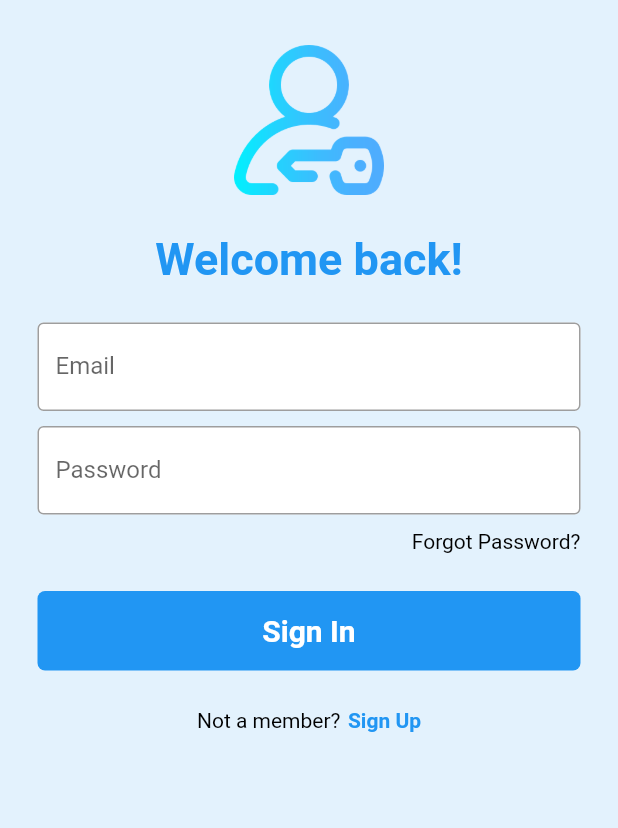
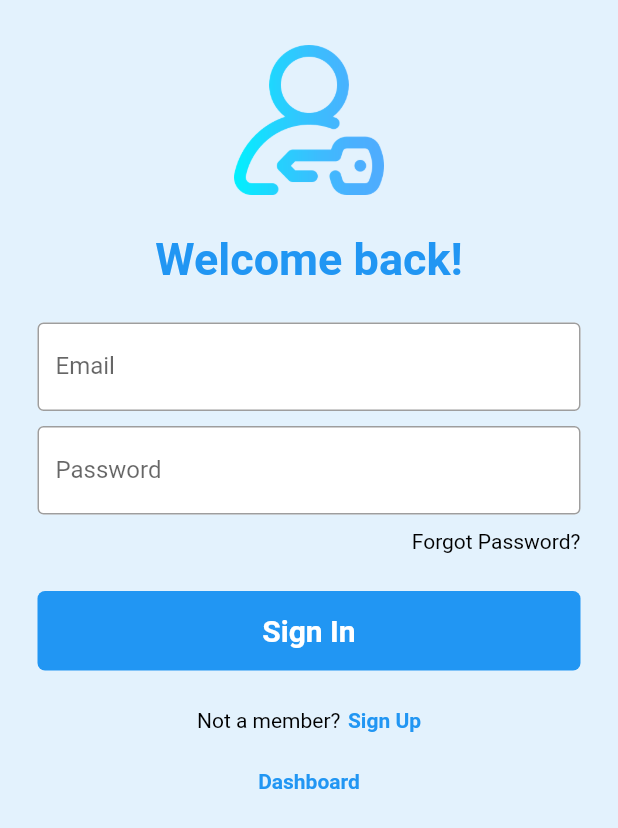
Before and after one commit to chamikacme/flutter-product-management-system-app, a Flutter app: the screen it shows after launch, after a tap on "Sign In", on a phone screen of 412 x 824 dp. Shown: the top 828 px of the screen. Run offline on Flutter 3.47's test engine with Material 2 defaults, Android fonts, the phone set to English and light mode, and no system bars; our stand-ins replace bloc.

```diff
--- a/lib/pages/login_page.dart
+++ b/lib/pages/login_page.dart
@@ -98,6 +98,18 @@ class LoginPage extends StatelessWidget {
                 ),
 
                 const SizedBox(height: 25),
+
+                GestureDetector(
+                  onTap: () {
+                    Navigator.pushNamed(context, '/dashboard');
+                  },
+                  child: const Text(
+                    'Dashboard',
+                    style: TextStyle(
+                        color: Colors.blue, fontWeight: FontWeight.bold),
+                  ),
+                ),
+                const SizedBox(height: 25),
               ],
             ),
           ),
--- a/lib/pages/register_page.dart
+++ b/lib/pages/register_page.dart
@@ -114,6 +114,18 @@ class RegisterPage extends StatelessWidget {
                   ],
                 ),
                 const SizedBox(height: 25),
+
+                GestureDetector(
+                  onTap: () {
+                    Navigator.pushNamed(context, '/dashboard');
+                  },
+                  child: const Text(
+                    'Dashboard',
+                    style: TextStyle(
+                        color: Colors.blue, fontWeight: FontWeight.bold),
+                  ),
+                ),
+                const SizedBox(height: 25),
               ],
             ),
           ),
--- a/pubspec.yaml
+++ b/pubspec.yaml
@@ -34,6 +34,8 @@ dependencies:
   # The following adds the Cupertino Icons font to your application.
   # Use with the CupertinoIcons class for iOS style icons.
   cupertino_icons: ^1.0.2
+  bloc: ^8.1.2
+  flutter_bloc: ^8.1.3
 
 dev_dependencies:
   flutter_test:
```
Also changed, not shown: lib/bloc/auth_bloc/auth_bloc.dart (added, +16 -0 lines), lib/bloc/auth_bloc/auth_event.dart (added, +11 -0 lines), lib/bloc/auth_bloc/auth_state.dart (added, +12 -0 lines), lib/pages/dashboard.dart (+11 -0 lines).
